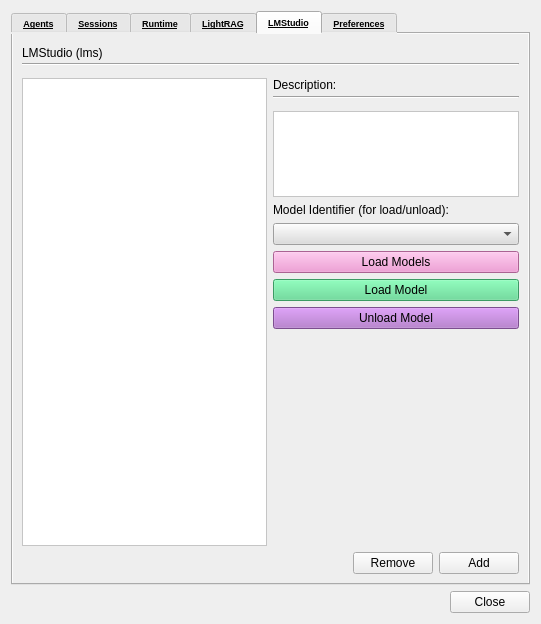
05remla/new_reactor, file ui_files/agent_update/settings(agent_update).ui: the form before one commit.
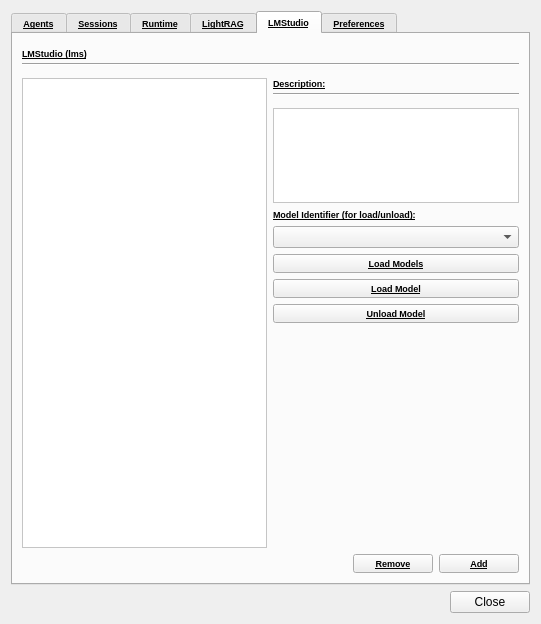
The form after the commit. The open tabs and pages were chosen to show the change.

```diff
--- a/ui_files/agent_update/settings(agent_update).ui
+++ b/ui_files/agent_update/settings(agent_update).ui
@@ -25,7 +25,7 @@
       </font>
      </property>
      <property name="styleSheet">
-      <string notr="true">selection-background-color: #be8fd3;
+      <string notr="true">selection-background-color: @selectionbg;
 background-color: rgb(238, 238, 238);
 </string>
      </property>
@@ -541,7 +541,7 @@
                <item>
                 <widget class="QComboBox" name="lmstudio_ip">
                  <property name="styleSheet">
-                  <string notr="true">selection-background-color: #be8fd3;
+                  <string notr="true">selection-background-color: @selectionbg;
 background-color: rgb(221, 221, 221);
 </string>
                  </property>
@@ -550,7 +550,7 @@
                <item>
                 <widget class="QPushButton" name="list_btn">
                  <property name="styleSheet">
-                  <string notr="true">background-color: #ef8bce; 
+                  <string notr="true">background-color: @color1; 
 color: black;
 </string>
                  </property>
@@ -562,7 +562,7 @@
                <item>
                 <widget class="QPushButton" name="load_btn">
                  <property name="styleSheet">
-                  <string notr="true">background-color: #54d88c; 
+                  <string notr="true">background-color: @color2; 
 color: black;</string>
                  </property>
                  <property name="text">
@@ -573,7 +573,7 @@
                <item>
                 <widget class="QPushButton" name="unload_btn">
                  <property name="styleSheet">
-                  <string notr="true">background-color: #ad6dc8; 
+                  <string notr="true">background-color: @color3; 
 color: black;
 </string>
                  </property>
```
Left out of the diff: 2 changed lines with no effect on the pictures.
